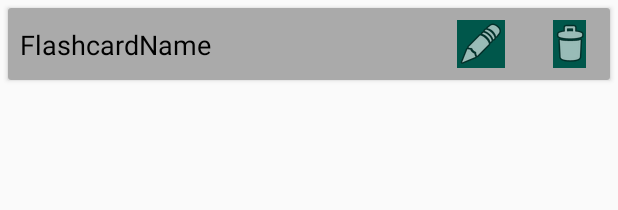
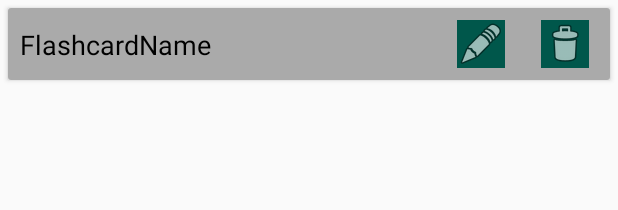
Before and after one commit to Episkey/FlashCard-Android, an Android app: the layout flashcard_list_item.xml on its own in the app's theme, with its tools: preview values and no code run, on a phone screen of 412 x 824 dp. Shown: the top 210 px of the screen. Run offline under Robolectric (Android 15) with nearby library versions, the phone set to English and light mode, and no system bars; network calls fail.

```diff
--- a/app/build.gradle
+++ b/app/build.gradle
@@ -12,7 +12,7 @@ android {
     }
     buildTypes {
         release {
-            minifyEnabled false
+            minifyEnabled true
             proguardFiles getDefaultProguardFile('proguard-android-optimize.txt'), 'proguard-rules.pro'
         }
     }
--- a/app/src/main/java/com/example/flashcardmemory/Activity/SignInActivity.java
+++ b/app/src/main/java/com/example/flashcardmemory/Activity/SignInActivity.java
@@ -33,7 +33,7 @@ public class SignInActivity extends AppCompatActivity {
         goSignUp.setOnClickListener(new View.OnClickListener() {
             @Override
             public void onClick(View v) {
-                startActivity(new Intent(SignInActivity.this, ListFlashcardActivity.class));
+                startActivity(new Intent(SignInActivity.this, SignUpActivity.class));
             }
         });
 
@@ -83,7 +83,7 @@ public class SignInActivity extends AppCompatActivity {
 
                             } else {
                                 UserSingleton.getInstance().setUser(authentication.getUser());
-                                startActivity(new Intent(SignInActivity.this, MainActivity.class));
+                                startActivity(new Intent(SignInActivity.this, ListFlashcardActivity.class));
                             }
                         }
                     });
--- a/app/src/main/res/layout/flashcard_list_item.xml
+++ b/app/src/main/res/layout/flashcard_list_item.xml
@@ -57,11 +57,9 @@
             style="@style/Widget.AppCompat.ImageButton"
             android:layout_width="0dp"
             android:layout_height="wrap_content"
-            android:layout_marginStart="32dp"
-            android:layout_marginLeft="32dp"
+            android:layout_marginStart="24dp"
+            android:layout_marginLeft="24dp"
             android:layout_marginTop="8dp"
-            android:layout_marginEnd="16dp"
-            android:layout_marginRight="16dp"
             android:layout_marginBottom="8dp"
             android:adjustViewBounds="false"
             android:background="@color/colorPrimaryDark"
@@ -71,8 +69,6 @@
             android:scrollbarThumbVertical="@color/colorAccent"
             android:visibility="visible"
             app:layout_constraintBottom_toBottomOf="parent"
-            app:layout_constraintEnd_toEndOf="parent"
-            app:layout_constraintHorizontal_bias="1.0"
             app:layout_constraintStart_toEndOf="@+id/btEdit"
             app:layout_constraintTop_toTopOf="parent"
             app:layout_constraintVertical_bias="0.0"
```
Also changed, not shown: app/src/main/java/com/example/flashcardmemory/Activity/ListFlashcardActivity.java (+7 -2 lines), app/src/main/java/com/example/flashcardmemory/Adapter/ListFlashcardAdapter.java (+4 -3 lines), app/src/main/java/com/example/flashcardmemory/Model/Flashcard.java (+16 -0 lines), app/src/main/res/layout/activity_list_flashcard.xml (+2 -8 lines).
